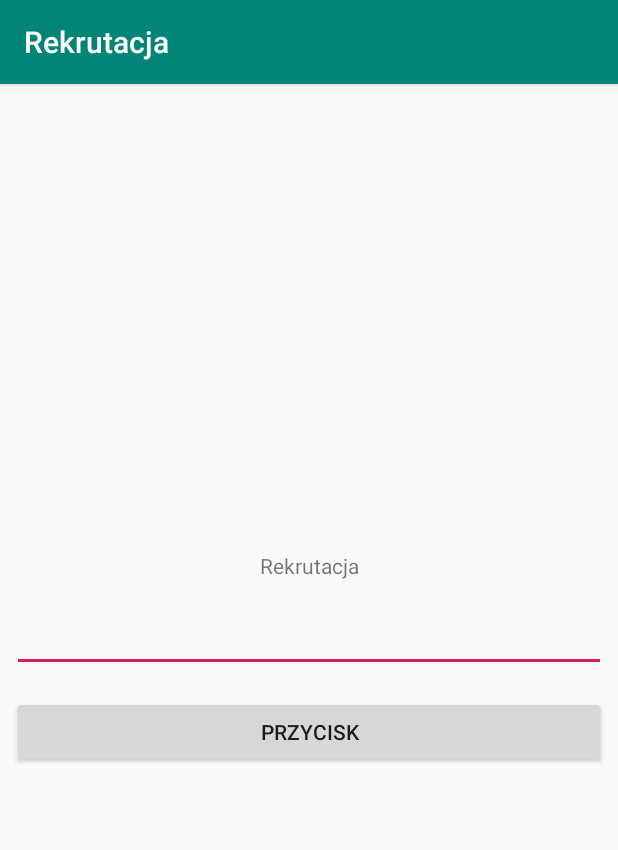
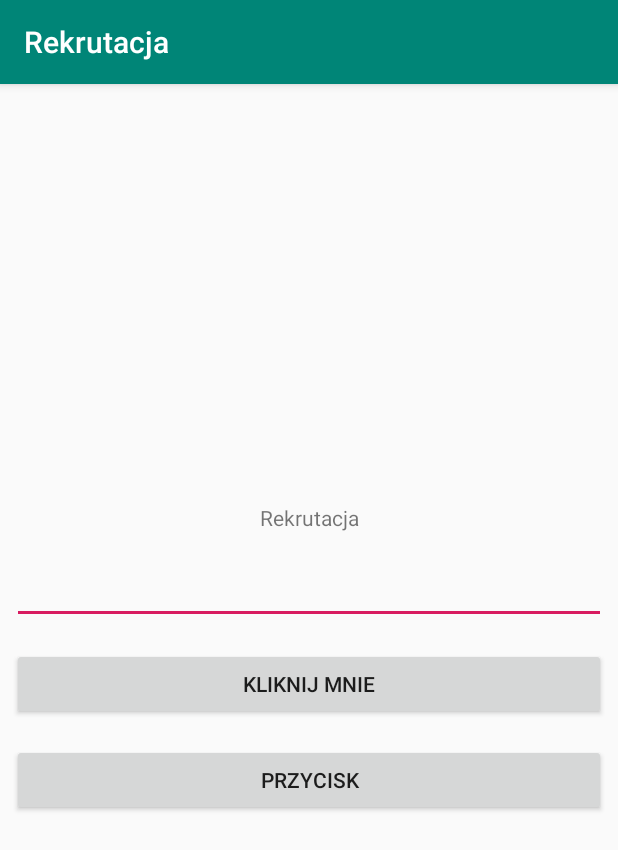
Before and after one commit to kuba2k2/akai-rekrutacja, an Android app: the screen it shows after launch (MainActivity), on a phone screen of 412 x 824 dp. Shown: the top 850 px of the screen. Run offline under Robolectric (Android 15) with nearby library versions, the phone set to English and light mode, and no system bars; our stand-ins replace data binding.

Commit message:
Solve task 2.a

```diff
--- a/app/src/main/res/layout/main_activity.xml
+++ b/app/src/main/res/layout/main_activity.xml
@@ -31,6 +31,13 @@
 			android:text="@={vm.inputText}" />
 
 		<Button
+			android:layout_height="wrap_content"
+			android:layout_margin="8dp"
+			android:layout_width="match_parent"
+			android:onClick="@{() -> vm.onClickMeClick()}"
+			android:text="Kliknij mnie" />
+
+		<Button
 			android:id="@+id/button"
 			android:layout_height="wrap_content"
 			android:layout_margin="8dp"
@@ -38,7 +45,7 @@
 			android:onClick="@{() -> vm.onButtonClick()}"
 			android:text="Przycisk" />
 
-		<!--2.a TODO Kolejnym zadaniem jest wstawienie nowego przycisku
+		<!-- 2.a    Kolejnym zadaniem jest wstawienie nowego przycisku
 					do tego widoku. Przycisk należy wstawić tak, aby
 					wyświetlał się pomiędzy EditTextem, a przyciskiem o id 'button',
 					Dodatkowo na przycisku ma wyświetlać się napis 'Kliknij mnie'.
```
